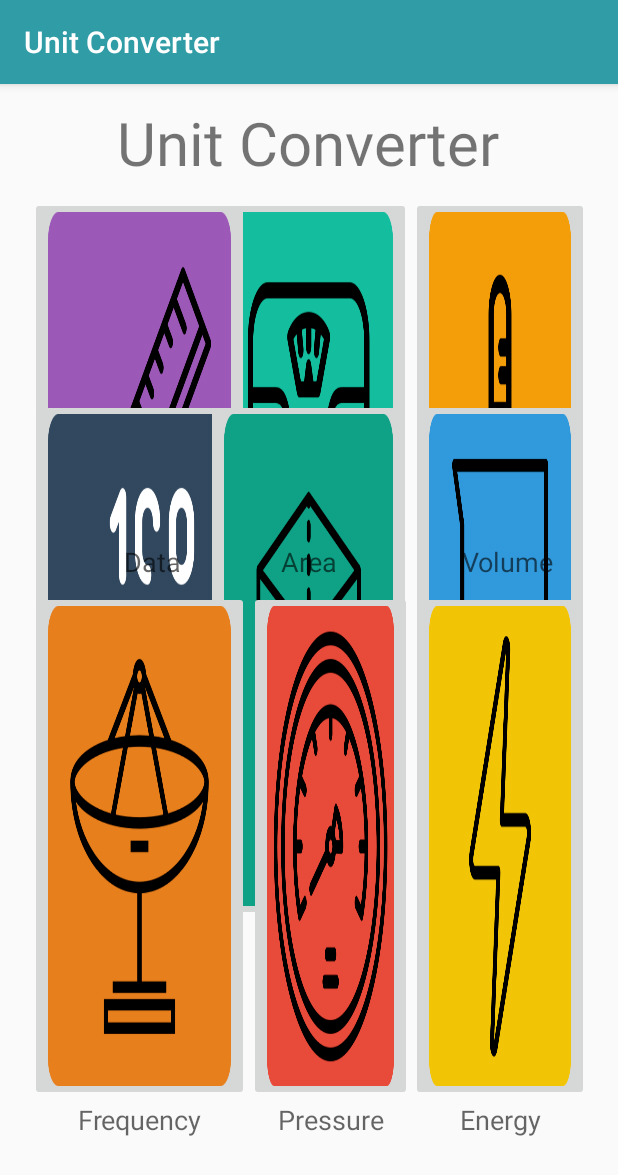
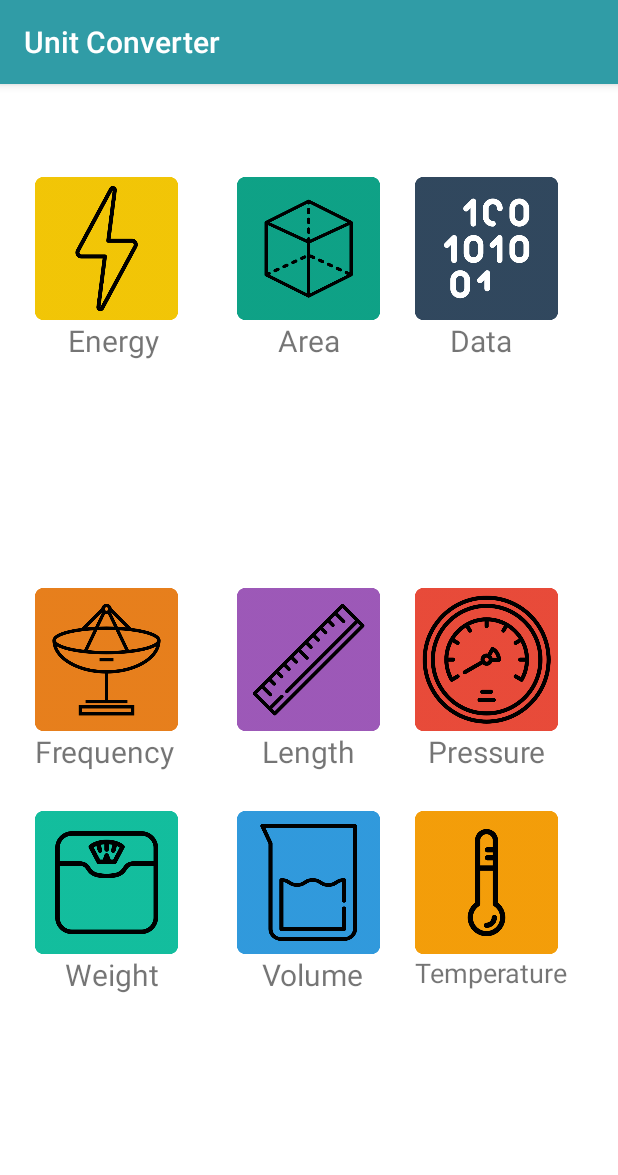
Before and after one commit to havinguyen77/Unit-Converter, an Android app: the screen it shows after launch (FirstPageActivity), on a phone screen of 412 x 824 dp. Shown: the top 1175 px of the screen. Run offline under Robolectric (Android 15) with nearby library versions, the phone set to English and light mode, and no system bars.

Commit message:
STOP SLEEPING UNTIL 2PMgit add .git add .

```diff
--- a/app/src/main/res/layout/activity_firstpage.xml
+++ b/app/src/main/res/layout/activity_firstpage.xml
@@ -1,270 +1,255 @@
 <?xml version="1.0" encoding="utf-8"?>
 <RelativeLayout xmlns:android="http://schemas.android.com/apk/res/android"
-    android:layout_width="match_parent" android:layout_height="match_parent">
-
-    <ImageButton
-        android:layout_width="wrap_content"
-        android:layout_height="wrap_content"
-        android:id="@+id/imageButtonWeight"
-        android:minWidth="95dp"
-        android:maxHeight="95dp"
-        android:maxWidth="95dp"
-        android:minHeight="95dp"
-        android:layout_centerHorizontal="true"
-        android:src="@drawable/weight"
-        android:scaleType="fitXY"
-        android:layout_marginBottom="340dp"
-        android:layout_marginLeft="275dp"
-        android:layout_alignTop="@+id/imageButtonTemp" />
-
-    <ImageButton
-        android:layout_width="wrap_content"
-        android:layout_height="wrap_content"
-        android:id="@+id/imageButtonTemp"
-        android:layout_marginRight="20dp"
-        android:layout_marginTop="75dp"
-        android:minWidth="95dp"
-        android:minHeight="95dp"
-        android:maxWidth="95dp"
-        android:maxHeight="95dp"
-        android:layout_alignParentRight="true"
-        android:layout_alignParentEnd="true"
-        android:layout_marginEnd="19dp"
-        android:src="@drawable/temperature"
-        android:scaleType="fitXY"
-        android:layout_toEndOf="@+id/imageButtonWeight"
-        android:layout_marginBottom="340dp"
-        android:layout_toRightOf="@+id/imageButtonWeight" />
-
-    <ImageButton
-        android:layout_width="wrap_content"
-        android:layout_height="wrap_content"
-        android:id="@+id/imageButtonLength"
-        android:layout_alignBottom="@+id/imageButtonWeight"
-        android:layout_alignParentLeft="true"
-        android:layout_alignParentStart="true"
-        android:minWidth="95dp"
-        android:minHeight="95dp"
-        android:maxWidth="95dp"
-        android:maxHeight="95dp"
-        android:layout_marginLeft="20dp"
-        android:src="@drawable/length"
-        android:scaleType="fitXY"
-        android:layout_marginRight="246dp"
-        android:layout_alignTop="@+id/imageButtonWeight" />
-
-    <TextView
-        android:layout_width="wrap_content"
-        android:layout_height="wrap_content"
-        android:textAppearance="?android:attr/textAppearanceMedium"
-        android:text="Length"
-        android:id="@+id/textViewLength"
-        android:layout_below="@+id/imageButtonLength"
-        android:layout_alignRight="@+id/imageButtonLength"
-        android:layout_alignEnd="@+id/imageButtonLength"
-        android:layout_marginRight="28dp"
-        android:layout_marginEnd="28dp"
-        android:layout_marginTop="7dp" />
-
-    <TextView
-        android:layout_width="wrap_content"
-        android:layout_height="wrap_content"
-        android:textAppearance="?android:attr/textAppearanceMedium"
-        android:text="Weight"
-        android:id="@+id/textViewWeight"
-        android:layout_alignTop="@+id/textViewLength"
-        android:layout_centerHorizontal="true" />
-
-    <TextView
-        android:layout_width="wrap_content"
-        android:layout_height="wrap_content"
-        android:textAppearance="?android:attr/textAppearanceMedium"
-        android:text="Temperature"
-        android:id="@+id/textViewTemp"
-        android:textAlignment="center"
-        android:layout_alignTop="@+id/textViewWeight"
-        android:layout_alignRight="@+id/imageButtonTemp"
-        android:layout_alignEnd="@+id/imageButtonTemp"
-        android:layout_marginRight="7dp" />
-
-    <ImageButton
-        android:layout_width="wrap_content"
-        android:layout_height="wrap_content"
-        android:id="@+id/imageButtonData"
-        android:layout_centerVertical="true"
-        android:layout_alignLeft="@+id/imageButtonLength"
-        android:layout_alignStart="@+id/imageButtonLength"
-        android:maxHeight="95dp"
-        android:maxWidth="95dp"
-        android:minHeight="95dp"
-        android:minWidth="95dp"
-        android:src="@drawable/data"
-        android:scaleType="fitXY"
-        android:layout_marginBottom="300dp"
-        android:layout_marginTop="120dp"
-        android:layout_alignRight="@+id/imageButtonLength"
-        android:layout_alignEnd="@+id/imageButtonLength" />
-
-    <ImageButton
-        android:layout_width="wrap_content"
-        android:layout_height="wrap_content"
-        android:id="@+id/imageButtonArea"
-        android:layout_alignTop="@+id/imageButtonData"
-        android:layout_centerHorizontal="true"
-        android:maxHeight="95dp"
-        android:maxWidth="95dp"
-        android:minHeight="95dp"
-        android:minWidth="95dp"
-        android:src="@drawable/area"
-        android:scaleType="fitXY"
-        android:layout_marginBottom="210dp"
-        android:layout_marginLeft="275dp" />
-
-    <ImageButton
-        android:layout_width="wrap_content"
-        android:layout_height="wrap_content"
-        android:id="@+id/imageButtonVolume"
-        android:layout_alignTop="@+id/imageButtonArea"
-        android:maxHeight="95dp"
-        android:maxWidth="95dp"
-        android:minHeight="95dp"
-        android:minWidth="95dp"
-        android:src="@drawable/volume"
-        android:scaleType="fitXY"
-        android:layout_marginBottom="210dp"
-        android:layout_alignRight="@+id/imageButtonTemp"
-        android:layout_alignEnd="@+id/imageButtonTemp"
-        android:layout_alignLeft="@+id/imageButtonTemp"
-        android:layout_alignStart="@+id/imageButtonTemp" />
-
-    <TextView
-        android:layout_width="wrap_content"
-        android:layout_height="wrap_content"
-        android:textAppearance="?android:attr/textAppearanceMedium"
-        android:text="Data"
-        android:id="@+id/textViewData"
-        android:layout_marginTop="96dp"
-        android:textAlignment="center"
-        android:layout_alignTop="@+id/imageButtonData"
-        android:layout_alignLeft="@+id/textViewLength"
-        android:layout_alignStart="@+id/textViewLength" />
-
-    <TextView
-        android:layout_width="wrap_content"
-        android:layout_height="wrap_content"
-        android:textAppearance="?android:attr/textAppearanceMedium"
-        android:text="Area"
-        android:id="@+id/textViewArea"
-        android:layout_alignTop="@+id/textViewData"
-        android:layout_centerHorizontal="true" />
-
-    <TextView
-        android:layout_width="wrap_content"
-        android:layout_height="wrap_content"
-        android:textAppearance="?android:attr/textAppearanceMedium"
-        android:text="Volume"
-        android:id="@+id/textViewVolume"
-        android:textAlignment="center"
-        android:layout_alignTop="@+id/textViewArea"
-        android:layout_alignRight="@+id/imageButtonVolume"
-        android:layout_alignEnd="@+id/imageButtonVolume"
-        android:layout_marginRight="24dp"
-        android:layout_marginEnd="24dp" />
+    android:layout_width="match_parent" android:layout_height="match_parent" android:background="#fff">
 
     <TextView
         android:layout_width="wrap_content"
         android:layout_height="wrap_content"
         android:text="Unit Converter"
         android:id="@+id/textView"
-        android:textSize="40dp"
+        android:textSize="0dp"
         android:textAlignment="center"
         android:layout_alignParentTop="true"
         android:layout_centerHorizontal="true"
         android:layout_marginTop="12dp" />
 
     <ImageButton
-        android:layout_width="wrap_content"
-        android:layout_height="wrap_content"
-        android:id="@+id/imageButtonFrequency"
-        android:layout_below="@+id/textViewData"
-        android:layout_alignLeft="@+id/imageButtonData"
-        android:layout_alignStart="@+id/imageButtonData"
-        android:layout_marginTop="7dp"
+        android:layout_width="95dp"
+        android:layout_height="95dp"
+        android:id="@+id/imageButtonEnergy"
+        android:scaleType="fitXY"
+        android:background="#ffffff"
+        android:maxHeight="95dp"
+        android:maxWidth="95dp"
+        android:minHeight="95dp"
         android:minWidth="95dp"
-        android:minHeight="95dp"
-        android:src="@drawable/fequency"
-        android:scaleType="fitXY"
-        android:layout_marginLeft="0dp"
-        android:layout_alignRight="@+id/imageButtonData"
-        android:layout_alignEnd="@+id/imageButtonData"
-        android:layout_marginBottom="90dp" />
+
+        android:layout_below="@+id/textView"
+        android:layout_alignParentLeft="true"
+        android:layout_alignParentStart="true"
+        android:layout_marginLeft="23dp"
+        android:layout_marginStart="23dp"
+        android:layout_marginTop="48dp"
+        android:src="@drawable/energy" />
 
     <ImageButton
         android:layout_width="wrap_content"
         android:layout_height="wrap_content"
-        android:id="@+id/imageButtonPressure"
-        android:layout_alignTop="@+id/imageButtonFrequency"
+        android:id="@+id/imageButtonArea"
+        android:scaleType="fitXY"
+        android:background="#ffffff"
+        android:maxHeight="95dp"
+        android:maxWidth="95dp"
+        android:minHeight="95dp"
         android:minWidth="95dp"
-        android:minHeight="95dp"
-        android:src="@drawable/pressure"
-        android:scaleType="fitXY"
-        android:layout_alignBottom="@+id/imageButtonFrequency"
-        android:layout_toLeftOf="@+id/imageButtonVolume"
-        android:layout_toRightOf="@+id/imageButtonFrequency"
-        android:layout_toEndOf="@+id/imageButtonFrequency"
-        android:layout_marginRight="137.5dp" />
+        android:layout_alignBottom="@+id/imageButtonEnergy"
+        android:src="@drawable/area"
+        android:layout_alignRight="@+id/imageButtonLength"
+        android:layout_alignEnd="@+id/imageButtonLength"
+        android:layout_alignLeft="@+id/imageButtonLength"
+        android:layout_alignStart="@+id/imageButtonLength"
+        android:layout_alignTop="@+id/imageButtonEnergy" />
 
     <ImageButton
-        android:layout_width="wrap_content"
-        android:layout_height="wrap_content"
-        android:id="@+id/imageButtonEnergy"
-        android:layout_alignTop="@+id/imageButtonPressure"
+        android:layout_width="95dp"
+        android:layout_height="95dp"
+        android:id="@+id/imageButtonData"
+        android:scaleType="fitXY"
+        android:background="#ffffff"
+        android:maxHeight="95dp"
+        android:maxWidth="95dp"
+        android:minHeight="95dp"
         android:minWidth="95dp"
-        android:minHeight="95dp"
-        android:src="@drawable/energy"
-        android:scaleType="fitXY"
-        android:layout_alignLeft="@+id/imageButtonVolume"
-        android:layout_alignStart="@+id/imageButtonVolume"
-        android:layout_alignRight="@+id/imageButtonVolume"
-        android:layout_alignEnd="@+id/imageButtonVolume"
-        android:layout_alignBottom="@+id/imageButtonPressure" />
+        android:src="@drawable/data"
+        android:layout_alignTop="@+id/imageButtonArea"
+        android:layout_toRightOf="@+id/imageButtonArea"
+        android:layout_toEndOf="@+id/imageButtonArea"
+        android:layout_marginLeft="23dp"
+        android:layout_marginStart="23dp" />
 
     <TextView
         android:layout_width="wrap_content"
         android:layout_height="wrap_content"
-        android:textAppearance="?android:attr/textAppearanceMedium"
-        android:text="Frequency"
-        android:id="@+id/textViewFrequency"
-        android:layout_below="@+id/imageButtonPressure"
-        android:layout_alignLeft="@+id/imageButtonFrequency"
-        android:layout_alignStart="@+id/imageButtonFrequency"
-        android:layout_toLeftOf="@+id/imageButtonPressure"
-        android:layout_toStartOf="@+id/imageButtonPressure"
-        android:textAlignment="center" />
+        android:text="Energy"
+        android:textSize="20sp"
+        android:id="@+id/textView2"
+        android:layout_below="@+id/imageButtonEnergy"
+        android:layout_alignLeft="@+id/imageButtonEnergy"
+        android:layout_alignStart="@+id/imageButtonEnergy"
+        android:layout_marginLeft="22dp"
+        android:layout_marginStart="22dp" />
 
     <TextView
         android:layout_width="wrap_content"
         android:layout_height="wrap_content"
-        android:textAppearance="?android:attr/textAppearanceMedium"
-        android:text="Pressure"
-        android:id="@+id/textViewPressure"
-        android:layout_alignTop="@+id/textViewFrequency"
-        android:layout_toRightOf="@+id/textViewFrequency"
-        android:layout_alignRight="@+id/imageButtonPressure"
-        android:layout_alignEnd="@+id/imageButtonPressure"
-        android:textAlignment="center" />
+        android:text="Area"
+        android:textSize="20sp"
+        android:id="@+id/textView3"
+        android:layout_below="@+id/imageButtonArea"
+        android:layout_centerHorizontal="true" />
 
     <TextView
         android:layout_width="wrap_content"
         android:layout_height="wrap_content"
-        android:textAppearance="?android:attr/textAppearanceMedium"
-        android:text="Energy"
-        android:id="@+id/textViewEnergy"
-        android:layout_alignTop="@+id/textViewPressure"
+        android:text="Data"
+        android:textSize="20sp"
+        android:id="@+id/textView4"
+        android:layout_below="@+id/imageButtonData"
+        android:layout_alignLeft="@+id/imageButtonData"
+        android:layout_alignStart="@+id/imageButtonData"
+        android:layout_marginLeft="23dp"
+        android:layout_marginStart="23dp" />
+
+    <ImageButton
+        android:layout_width="95dp"
+        android:layout_height="95dp"
+        android:id="@+id/imageButtonFrequency"
+        android:scaleType="fitXY"
+        android:background="#ffffff"
+        android:maxHeight="95dp"
+        android:maxWidth="95dp"
+        android:minHeight="95dp"
+        android:minWidth="95dp"
+        android:src="@drawable/fequency"
+        android:layout_centerVertical="true"
         android:layout_alignLeft="@+id/imageButtonEnergy"
-        android:layout_alignStart="@+id/imageButtonEnergy"
-        android:layout_alignRight="@+id/imageButtonEnergy"
-        android:layout_alignEnd="@+id/imageButtonEnergy"
-        android:textAlignment="center" />
+        android:layout_alignStart="@+id/imageButtonEnergy" />
+
+    <TextView
+        android:layout_width="wrap_content"
+        android:layout_height="wrap_content"
+        android:text="Frequency"
+        android:textSize="20sp"
+        android:id="@+id/textView5"
+        android:layout_below="@+id/imageButtonFrequency"
+        android:layout_alignLeft="@+id/imageButtonFrequency"
+        android:layout_alignStart="@+id/imageButtonFrequency" />
+
+    <ImageButton
+        android:layout_width="95dp"
+        android:layout_height="95dp"
+        android:id="@+id/imageButtonLength"
+        android:scaleType="fitXY"
+        android:background="#ffffff"
+        android:src="@drawable/length"
+        android:maxHeight="95dp"
+        android:maxWidth="95dp"
+        android:minHeight="95dp"
+        android:minWidth="95dp"
+        android:layout_alignBottom="@+id/imageButtonFrequency"
+        android:layout_centerHorizontal="true" />
+
+    <TextView
+        android:layout_width="wrap_content"
+        android:layout_height="wrap_content"
+        android:text="Length"
+        android:textSize="20sp"
+        android:id="@+id/textView6"
+        android:layout_below="@+id/imageButtonLength"
+        android:layout_centerHorizontal="true" />
+
+    <ImageButton
+        android:layout_width="95dp"
+        android:layout_height="95dp"
+        android:id="@+id/imageButtonPressure"
+        android:scaleType="fitXY"
+        android:background="#ffffff"
+        android:src="@drawable/pressure"
+        android:maxHeight="95dp"
+        android:maxWidth="95dp"
+        android:minHeight="95dp"
+        android:minWidth="95dp"
+        android:layout_alignTop="@+id/imageButtonLength"
+        android:layout_alignLeft="@+id/imageButtonData"
+        android:layout_alignStart="@+id/imageButtonData" />
+
+    <TextView
+        android:layout_width="wrap_content"
+        android:layout_height="wrap_content"
+        android:text="Pressure"
+        android:textAlignment="center"
+        android:textSize="20sp"
+        android:id="@+id/textView7"
+        android:layout_above="@+id/imageButtonWeight"
+        android:layout_alignRight="@+id/imageButtonPressure"
+        android:layout_alignEnd="@+id/imageButtonPressure"
+        android:layout_alignLeft="@+id/imageButtonPressure"
+        android:layout_alignStart="@+id/imageButtonPressure" />
+
+    <ImageButton
+        android:layout_width="95dp"
+        android:layout_height="95dp"
+        android:id="@+id/imageButtonWeight"
+        android:scaleType="fitXY"
+        android:background="#fff"
+        android:maxHeight="95dp"
+        android:maxWidth="95dp"
+        android:minHeight="95dp"
+        android:minWidth="95dp"
+        android:src="@drawable/weight"
+        android:layout_marginTop="26dp"
+        android:layout_below="@+id/textView5"
+        android:layout_alignLeft="@+id/imageButtonFrequency"
+        android:layout_alignStart="@+id/imageButtonFrequency" />
+
+    <TextView
+        android:layout_width="wrap_content"
+        android:layout_height="wrap_content"
+        android:text="Weight"
+        android:textSize="20sp"
+        android:id="@+id/textView8"
+        android:layout_below="@+id/imageButtonWeight"
+        android:layout_alignRight="@+id/textView2"
+        android:layout_alignEnd="@+id/textView2" />
+
+    <ImageButton
+        android:layout_width="95dp"
+        android:layout_height="95dp"
+        android:id="@+id/imageButtonVolume"
+        android:scaleType="fitXY"
+        android:background="#fff"
+        android:maxHeight="95dp"
+        android:maxWidth="95dp"
+        android:minHeight="95dp"
+        android:minWidth="95dp"
+        android:src="@drawable/volume"
+        android:layout_alignBottom="@+id/imageButtonWeight"
+        android:layout_alignLeft="@+id/imageButtonLength"
+        android:layout_alignStart="@+id/imageButtonLength" />
+
+    <TextView
+        android:layout_width="wrap_content"
+        android:layout_height="wrap_content"
+        android:text="Volume"
+        android:textSize="20sp"
+        android:id="@+id/textView9"
+        android:layout_below="@+id/imageButtonVolume"
+        android:layout_alignLeft="@+id/textView6"
+        android:layout_alignStart="@+id/textView6" />
+
+    <ImageButton
+        android:layout_width="95dp"
+        android:layout_height="95dp"
+        android:id="@+id/imageButtonTemp"
+        android:scaleType="fitXY"
+        android:background="#fff"
+        android:maxHeight="95dp"
+        android:maxWidth="95dp"
+        android:minHeight="95dp"
+        android:minWidth="95dp"
+        android:src="@drawable/temperature"
+        android:layout_alignBottom="@+id/imageButtonVolume"
+        android:layout_alignLeft="@+id/imageButtonPressure"
+        android:layout_alignStart="@+id/imageButtonPressure" />
+
+    <TextView
+        android:layout_width="wrap_content"
+        android:layout_height="wrap_content"
+        android:text="Temperature"
+        android:textSize="18sp"
+        android:id="@+id/textView10"
+        android:layout_below="@+id/imageButtonTemp"
+        android:layout_alignLeft="@+id/imageButtonTemp"
+        android:layout_alignStart="@+id/imageButtonTemp" />
 
 </RelativeLayout>
```
Also changed, not shown: 2 other files.
